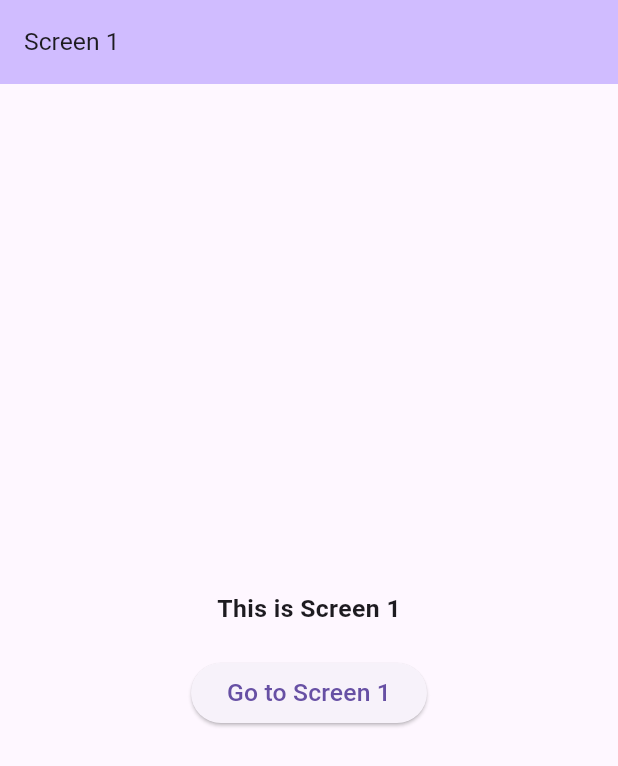
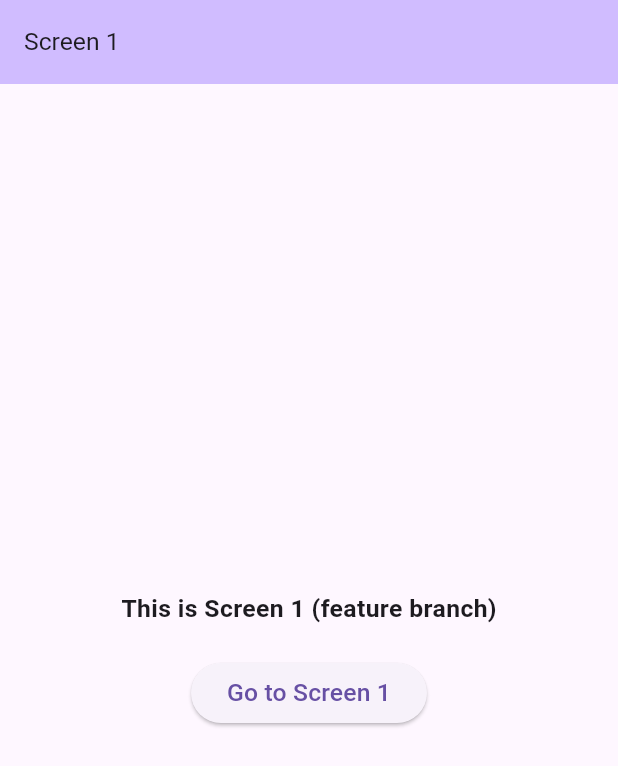
Before and after one commit to gauravinfomanav/Screen1, a Flutter app: the screen it shows after launch, on a phone screen of 412 x 824 dp. Shown: the top 766 px of the screen. Run offline on Flutter 3.47's test engine with Material 3 defaults, Android fonts, the phone set to English and light mode, and no system bars.

Commit message:
feat: update Screen1 title for test

```diff
--- a/lib/screen1/screen1.dart
+++ b/lib/screen1/screen1.dart
@@ -16,7 +16,7 @@ class Screen1 extends StatelessWidget {
           mainAxisAlignment: MainAxisAlignment.center,
           children: [
             const AutoSizeText(
-              text: 'This is Screen 1',
+              text: 'This is Screen 1 (feature branch)',
               style: TextStyle(fontWeight: FontWeight.bold),
             ),
             const SizedBox(height: 20),
```
